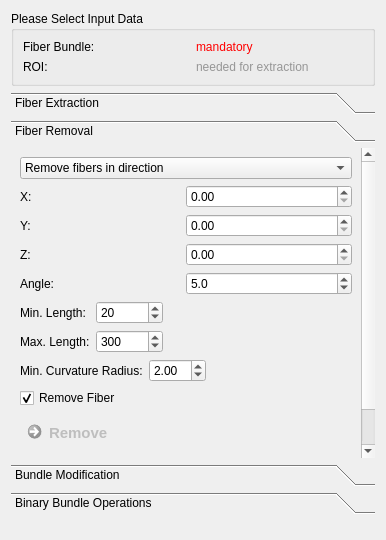
Before: the Qt Designer form Plugins/org.mitk.gui.qt.diffusionimaging/src/internal/QmitkFiberProcessingViewControls.ui in MITK/MITK, drawn with Qt 5.
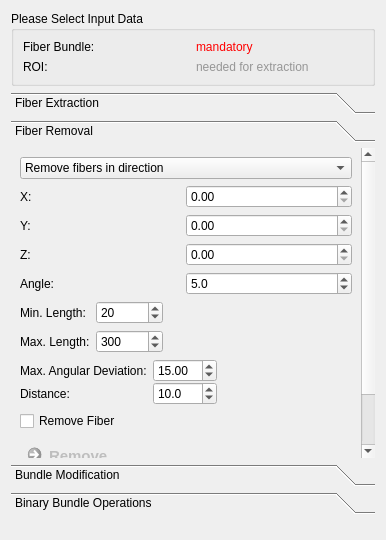
After: the same form once the commit is applied. The open tabs and pages were chosen to show the change. Icons and pictures are not drawn. Custom widgets are drawn as their Qt base class.

Commit message: implemented new fiber curvature filter

Patch:
```diff
--- a/Plugins/org.mitk.gui.qt.diffusionimaging/src/internal/QmitkFiberProcessingViewControls.ui
+++ b/Plugins/org.mitk.gui.qt.diffusionimaging/src/internal/QmitkFiberProcessingViewControls.ui
@@ -454,9 +454,9 @@
       <property name="geometry">
        <rect>
         <x>0</x>
-        <y>0</y>
-        <width>270</width>
-        <height>353</height>
+        <y>-70</y>
+        <width>355</width>
+        <height>380</height>
        </rect>
       </property>
       <attribute name="label">
@@ -697,7 +697,7 @@
              <string>Remove Fiber</string>
             </property>
             <property name="checked">
-             <bool>true</bool>
+             <bool>false</bool>
             </property>
            </widget>
           </item>
@@ -725,23 +725,10 @@
              <property name="verticalSpacing">
               <number>0</number>
              </property>
-             <item row="0" column="1">
-              <widget class="QDoubleSpinBox" name="m_CurvSpinBox">
-               <property name="toolTip">
-                <string>Curvature radius in mm</string>
-               </property>
-               <property name="singleStep">
-                <double>0.100000000000000</double>
-               </property>
-               <property name="value">
-                <double>2.000000000000000</double>
-               </property>
-              </widget>
-             </item>
              <item row="0" column="0">
               <widget class="QLabel" name="label_8">
                <property name="text">
-                <string>Min. Curvature Radius:</string>
+                <string>Max. Angular Deviation:</string>
                </property>
               </widget>
              </item>
@@ -758,6 +745,48 @@
                </property>
               </spacer>
              </item>
+             <item row="0" column="1">
+              <widget class="QDoubleSpinBox" name="m_CurvSpinBox">
+               <property name="toolTip">
+                <string>Maximum angular deviation in degree</string>
+               </property>
+               <property name="maximum">
+                <double>180.000000000000000</double>
+               </property>
+               <property name="singleStep">
+                <double>0.100000000000000</double>
+               </property>
+               <property name="value">
+                <double>15.000000000000000</double>
+               </property>
+              </widget>
+             </item>
+             <item row="1" column="0">
+              <widget class="QLabel" name="label_14">
+               <property name="text">
+                <string>Distance:</string>
+               </property>
+              </widget>
+             </item>
+             <item row="1" column="1">
+              <widget class="QDoubleSpinBox" name="m_CurvDistanceSpinBox">
+               <property name="toolTip">
+                <string>Distance in mm</string>
+               </property>
+               <property name="decimals">
+                <number>1</number>
+               </property>
+               <property name="maximum">
+                <double>999.000000000000000</double>
+               </property>
+               <property name="singleStep">
+                <double>1.000000000000000</double>
+               </property>
+               <property name="value">
+                <double>10.000000000000000</double>
+               </property>
+              </widget>
+             </item>
             </layout>
            </widget>
           </item>
```
The commit also changes 5 other files.
